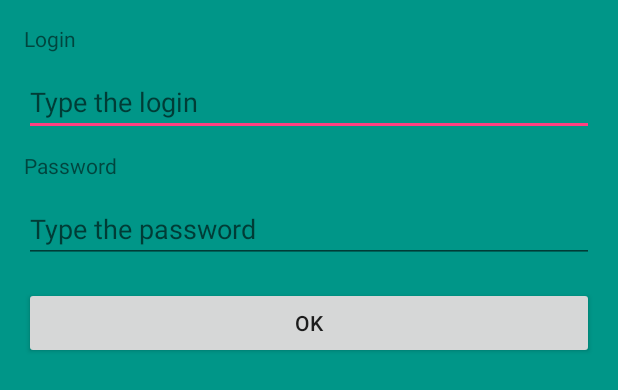
After one commit to RussellGk/MoneyTracker, an Android app: the layout activity_login.xml on its own in the app's theme, with its tools: preview values and no code run, on a phone screen of 412 x 824 dp. The commit adds this screen. Shown: the top 390 px of the screen. Run offline under Robolectric (Android 15) with nearby library versions, the phone set to English and light mode, and no system bars.

Commit message:
Homework_07 REST, API , loginActivity, NetworkChecker

```diff
--- /dev/null
+++ b/app/src/main/res/layout/activity_login.xml
@@ -0,0 +1,54 @@
+<?xml version="1.0" encoding="utf-8"?>
+<RelativeLayout xmlns:android="http://schemas.android.com/apk/res/android"
+    android:layout_height="match_parent"
+    android:layout_width="match_parent"
+    android:id="@+id/login_activity_container"
+    android:background="@color/green">
+
+    <LinearLayout
+        android:layout_width="match_parent"
+        android:layout_height="match_parent"
+        android:orientation="vertical"
+        android:background="@color/green"
+        android:padding="@dimen/activity_vertical_margin">
+
+        <TextView
+            android:text="Login"
+            android:layout_width="match_parent"
+            android:layout_height="wrap_content"/>
+
+        <EditText
+            android:hint="Type the login"
+            android:id="@+id/login_field"
+            android:maxLength="10"
+            android:layout_marginTop="10dp"
+            android:singleLine="true"
+            android:inputType="text"
+            android:layout_width="match_parent"
+            android:layout_height="wrap_content"/>
+
+        <TextView
+            android:text="Password"
+            android:layout_width="match_parent"
+            android:layout_height="wrap_content"
+            android:layout_marginTop="10dp"/>
+
+        <EditText
+            android:hint="Type the password"
+            android:id="@+id/password_field"
+            android:maxLength="10"
+            android:layout_marginTop="10dp"
+            android:singleLine="true"
+            android:inputType="textPassword"
+            android:layout_width="match_parent"
+            android:layout_height="wrap_content"/>
+
+        <Button
+            android:id="@+id/login_button_ok"
+            android:layout_width="match_parent"
+            android:layout_height="wrap_content"
+            android:layout_marginTop="16dp"
+            android:text="Ok"/>
+    </LinearLayout>
+
+</RelativeLayout>
--- a/app/src/main/res/values/colors.xml
+++ b/app/src/main/res/values/colors.xml
@@ -6,4 +6,5 @@
     <color name="color_ini">#FFFFFF</color>
     <color name="color_mail">#FFFFFF</color>
     <color name="white">#F7F7F7</color>
+    <color name="green">#009688</color>
 </resources>
```
Also changed, not shown: app/src/main/AndroidManifest.xml (+18 -1 lines), app/src/main/java/com/hardteam/moneytracker/ui/activities/AddExpenseActivity.java (+0 -10 lines), app/src/main/java/com/hardteam/moneytracker/ui/activities/LoginActivity.java (added, +99 -0 lines), app/src/main/java/com/hardteam/moneytracker/util/NetworkStatusChecker.java (added, +22 -0 lines).
